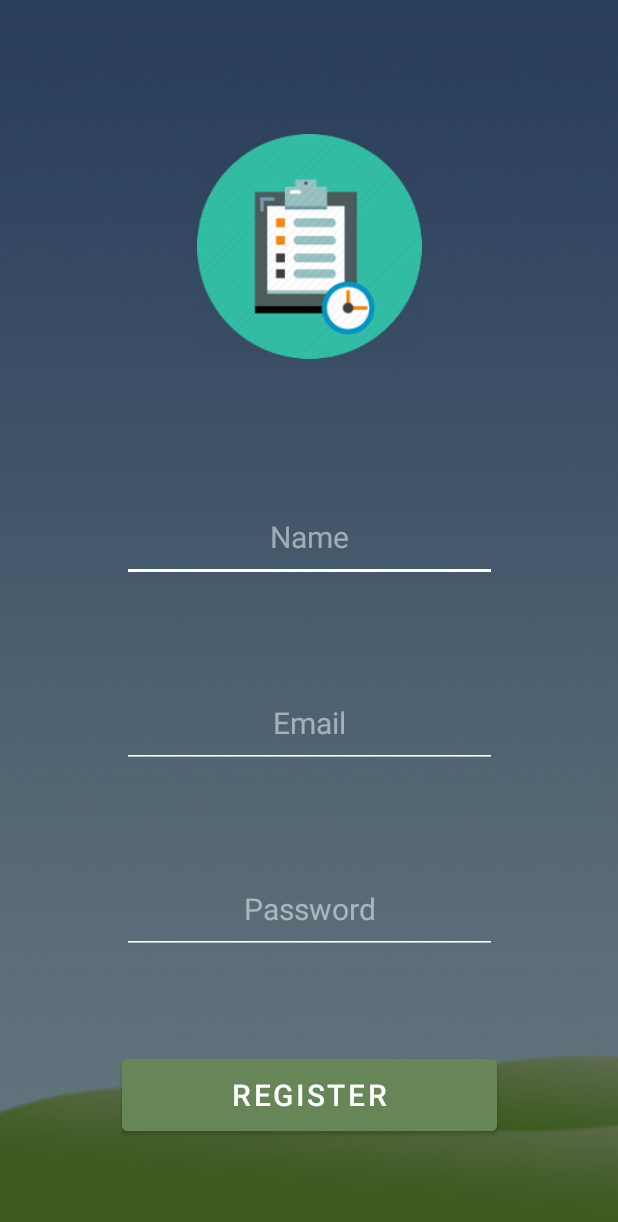
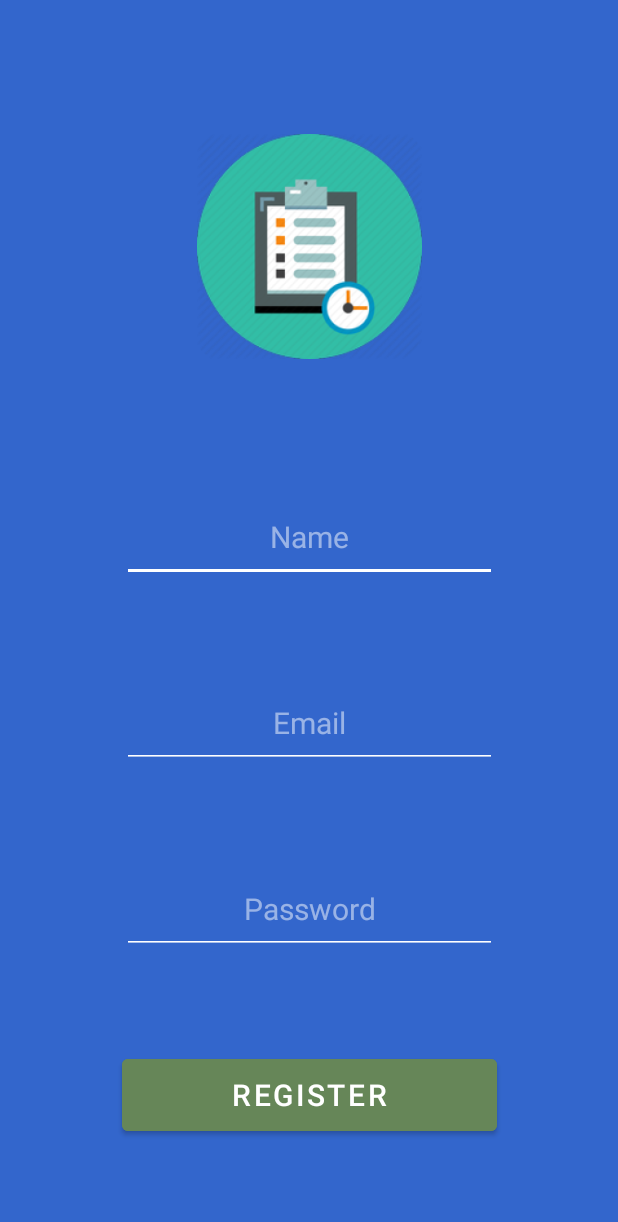
Before and after one commit to adisingh925/timetable-app, an Android app: the screen it shows after launch (registeractivity), after a tap on "SIGN UP", on a phone screen of 412 x 824 dp. Shown: the top 1222 px of the screen. Run offline under Robolectric (Android 15) with nearby library versions, the phone set to English and light mode, and no system bars; our stand-ins replace Firebase (no records; nobody signed in at launch, a user with empty details on screens opened directly); pictures from the network do not load; 1 other tap on this screen came first.

```diff
--- a/app/src/main/AndroidManifest.xml
+++ b/app/src/main/AndroidManifest.xml
@@ -10,13 +10,12 @@
         android:roundIcon="@mipmap/ic_launcher_round"
         android:supportsRtl="true"
         android:theme="@style/Theme.Navigation">
-        <activity android:name="com.app1.navigation.loginactivity"></activity>
         <activity android:name="com.app1.navigation.monday_data" />
         <activity android:name="com.app1.navigation.passwordresetactivity" />
         <activity android:name="com.app1.navigation.registeractivity" />
         <activity android:name="com.app1.navigation.MainActivity" />
 
-        <activity android:name="com.app1.navigation.animation">
+        <activity android:name="com.app1.navigation.loginactivity">
             <intent-filter>
                 <action android:name="android.intent.action.MAIN" />
 
--- a/app/src/main/java/com/app1/navigation/animation.kt
+++ /dev/null
@@ -1,19 +0,0 @@
-package com.app1.navigation
-
-import android.content.Intent
-import android.os.Bundle
-import android.os.Handler
-import androidx.appcompat.app.AppCompatActivity
-
-class animation : AppCompatActivity() {
-    override fun onCreate(savedInstanceState: Bundle?) {
-        super.onCreate(savedInstanceState)
-        setContentView(R.layout.activity_animation)
-
-        Handler().postDelayed({
-            val intent = Intent(this, loginactivity::class.java)
-            startActivity(intent)
-            finish()
-        }, 300)
-    }
-}
--- a/app/src/main/java/com/app1/navigation/registeractivity.kt
+++ b/app/src/main/java/com/app1/navigation/registeractivity.kt
@@ -64,7 +64,7 @@ class registeractivity : AppCompatActivity()
                         if (task.isSuccessful)
                         {
 
-                            val data = hashMapOf("name" to name.text.toString(),"email" to email.text.toString(),"status" to "false")
+                            val data = hashMapOf("name" to name.text.toString(),"email" to email.text.toString(),"status" to "false", "imagepath" to null)
                             db.collection("userdata").document("userdata").collection(auth.uid!!).document("login credentials").set(data)
 
                             db.collection("userdata").document("explore").get().addOnSuccessListener()
--- a/app/src/main/res/layout/activity_loginactivity.xml
+++ b/app/src/main/res/layout/activity_loginactivity.xml
@@ -10,9 +10,7 @@
             xmlns:tools="http://schemas.android.com/tools"
             android:layout_width="match_parent"
             android:layout_height="match_parent"
-            android:background="@drawable/unnamed"
-            android:backgroundTint="#80000000"
-            android:backgroundTintMode="src_over"
+            android:background="@color/blue"
             tools:context=".loginactivity">
 
         <EditText
--- a/app/src/main/res/layout/activity_passwordresetactivity.xml
+++ b/app/src/main/res/layout/activity_passwordresetactivity.xml
@@ -4,9 +4,7 @@
     xmlns:tools="http://schemas.android.com/tools"
     android:layout_width="match_parent"
     android:layout_height="match_parent"
-    android:background="@drawable/unnamed"
-    android:backgroundTint="#80000000"
-    android:backgroundTintMode = "src_over"
+    android:background="@color/blue"
     tools:context=".passwordresetactivity">
 
 
--- a/app/src/main/res/layout/activity_registeractivity.xml
+++ b/app/src/main/res/layout/activity_registeractivity.xml
@@ -12,9 +12,7 @@
     xmlns:tools="http://schemas.android.com/tools"
     android:layout_width="match_parent"
     android:layout_height="match_parent"
-    android:background="@drawable/unnamed"
-    android:backgroundTint="#80000000"
-    android:backgroundTintMode = "src_over"
+    android:background="@color/blue"
     tools:context=".registeractivity">
 
         <ImageView
```
Also changed, not shown: app/src/main/java/com/app1/navigation/user.kt (+30 -30 lines), app/src/main/res/layout/activity_animation.xml (deleted, +0 -18 lines), app/src/main/res/layout/fragment_user.xml (+5 -6 lines).
